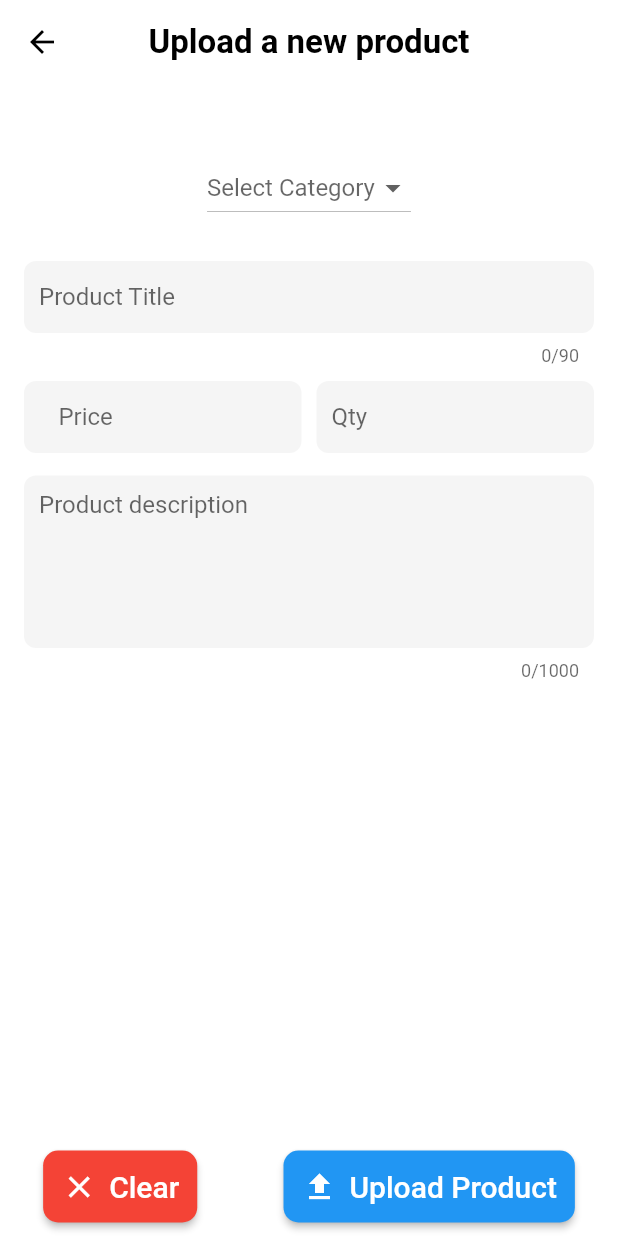
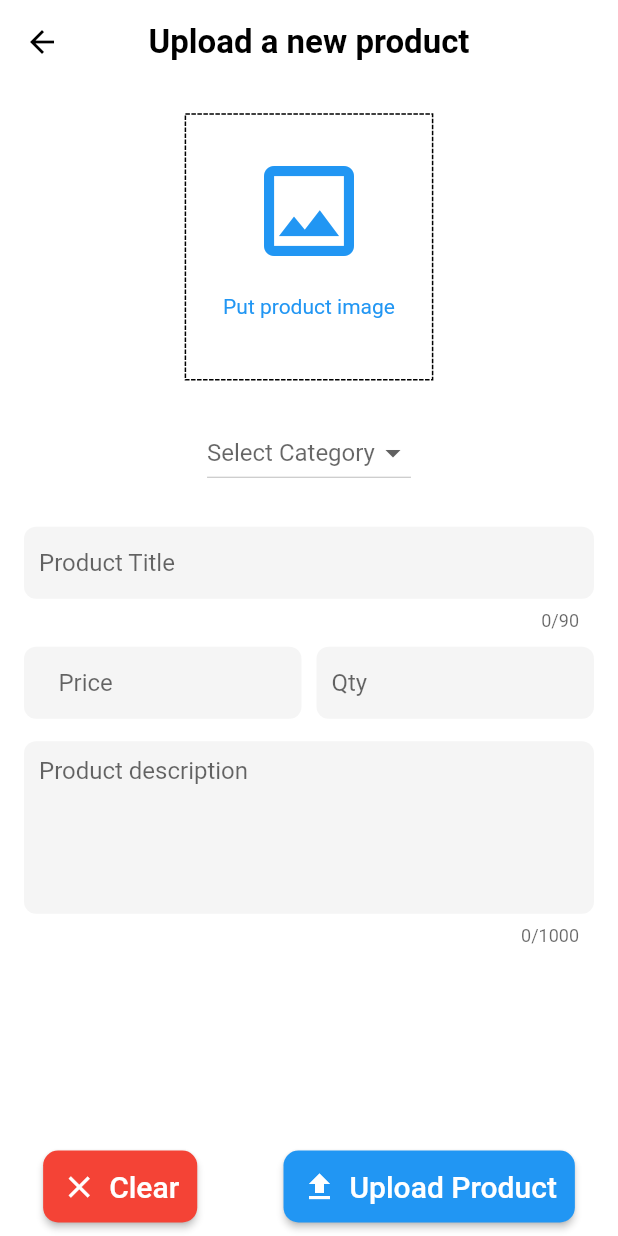
Before and after one commit to Ahmd1Khald/Smart_Salla_Admin, a Flutter app: the screen it shows after launch, on a phone screen of 412 x 824 dp. Run offline on Flutter 3.47's test engine with Material 2 defaults, Android fonts, the phone set to English and light mode, and no system bars; drawn by our look-alikes of dotted_border; our stand-ins replace fancy_shimmer_image, image_picker, shared_preferences, shimmer; missing offline and left inert: dynamic_height_grid_view.

Commit message:
pick image done with dotted border package in edite product screen

```diff
--- a/lib/Fetures/admin/presentation/views/inner_screens/edit_upload_product_form.dart
+++ b/lib/Fetures/admin/presentation/views/inner_screens/edit_upload_product_form.dart
@@ -1,3 +1,6 @@
+import 'dart:io';
+
+import 'package:dotted_border/dotted_border.dart';
 import 'package:flutter/material.dart';
 import 'package:flutter/services.dart';
 import 'package:image_picker/image_picker.dart';
@@ -126,8 +129,57 @@ class _EditOrUploadProductScreenState extends State<EditOrUploadProductScreen> {
                 const SizedBox(
                   height: 20,
                 ),
-                /* Image picker here ***********************************/
-
+                SizedBox(
+                  width: size.width * 0.4,
+                  height: size.width * 0.43,
+                  child: DottedBorder(
+                    child: _pickedImage == null
+                        ? Column(
+                            mainAxisAlignment: MainAxisAlignment.center,
+                            children: [
+                              const Center(
+                                child: Icon(
+                                  Icons.image_outlined,
+                                  color: Colors.blue,
+                                  size: 80,
+                                ),
+                              ),
+                              Center(
+                                child: TextButton(
+                                  onPressed: () {
+                                    localImagePicker();
+                                  },
+                                  child: const SubtitleTextWidget(
+                                    label: 'Put product image',
+                                    color: Colors.blue,
+                                    fontSize: 14,
+                                  ),
+                                ),
+                              ),
+                            ],
+                          )
+                        : Image.file(
+                            File(
+                              _pickedImage!.path,
+                            ),
+                            height: size.width * 0.43,
+                            width: size.width * 0.4,
+                            fit: BoxFit.cover,
+                          ),
+                  ),
+                ),
+                if (_pickedImage != null) ...[
+                  TextButton(
+                    onPressed: () {
+                      removePickedImage();
+                    },
+                    child: const SubtitleTextWidget(
+                      label: 'Remove image',
+                      color: Colors.red,
+                      fontSize: 14,
+                    ),
+                  ),
+                ],
                 const SizedBox(
                   height: 25,
                 ),
@@ -292,7 +344,9 @@ class _EditOrUploadProductScreenState extends State<EditOrUploadProductScreen> {
                   fontSize: 20,
                 ),
               ),
-              onPressed: () {},
+              onPressed: () {
+                removePickedImage();
+              },
             ),
             ElevatedButton.icon(
               style: ElevatedButton.styleFrom(
--- a/pubspec.yaml
+++ b/pubspec.yaml
@@ -25,8 +25,10 @@ dependencies:
   dynamic_height_grid_view: ^0.0.3
   card_swiper: ^2.0.4
   image_picker: ^0.8.7+5
+  dotted_border: ^2.0.0+3
   # Utils
   uuid: ^3.0.7
+
 
 dev_dependencies:
   flutter_test:
```
Also changed, not shown: pubspec.lock.
